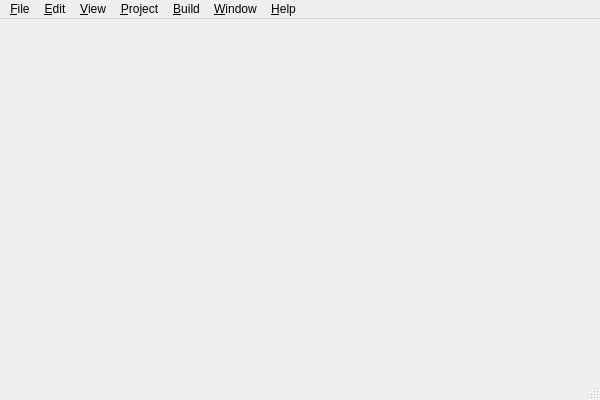
This is mainwindow.ui in nghack/chmcreator as Qt 5 draws it before an edit. The edited form follows.
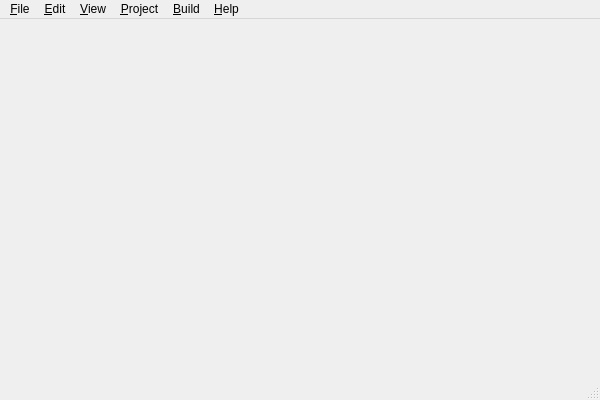
This is the edited form. Icons and pictures are not drawn.

Patch:
```diff
--- a/mainwindow.ui
+++ b/mainwindow.ui
@@ -63,12 +63,6 @@
     <addaction name="separator"/>
     <addaction name="action_Run"/>
    </widget>
-   <widget class="QMenu" name="menuT_ool">
-    <property name="title">
-     <string>&amp;Window</string>
-    </property>
-    <addaction name="action_Option"/>
-   </widget>
    <widget class="QMenu" name="menu_Help">
     <property name="title">
      <string>&amp;Help</string>
@@ -104,7 +98,6 @@
    <addaction name="menu_View"/>
    <addaction name="menu_Project"/>
    <addaction name="menu_Test"/>
-   <addaction name="menuT_ool"/>
    <addaction name="menu_Help"/>
   </widget>
   <widget class="QStatusBar" name="statusBar"/>
```
Left out of the diff: 12 changed lines with no effect on the pictures.
